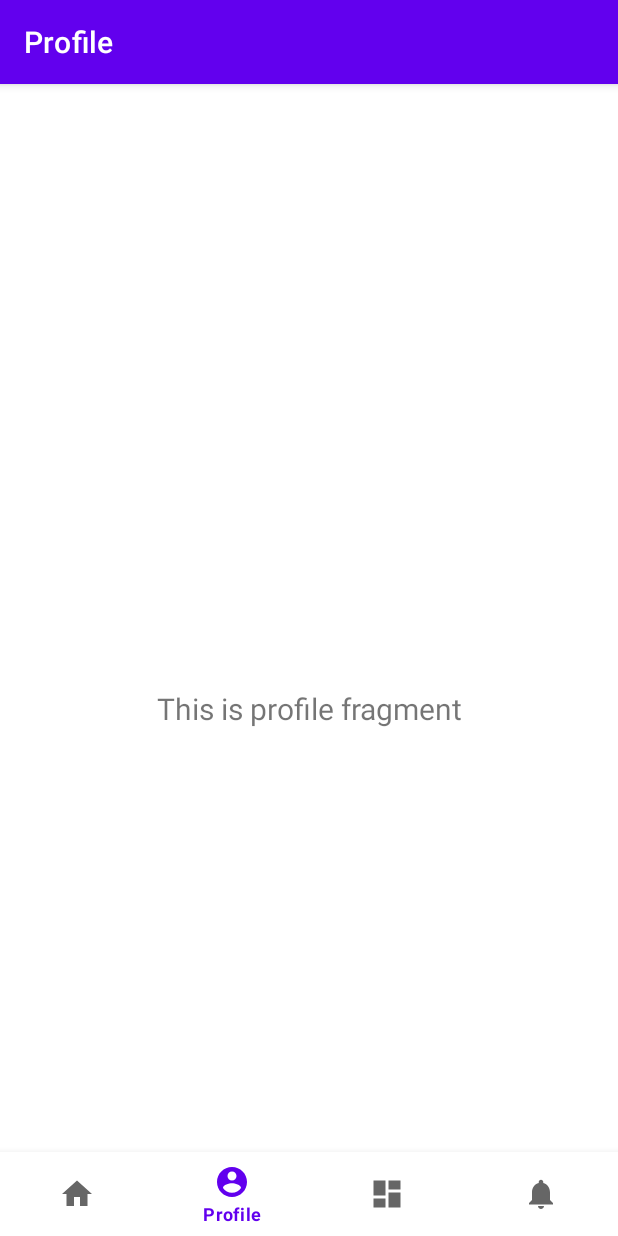
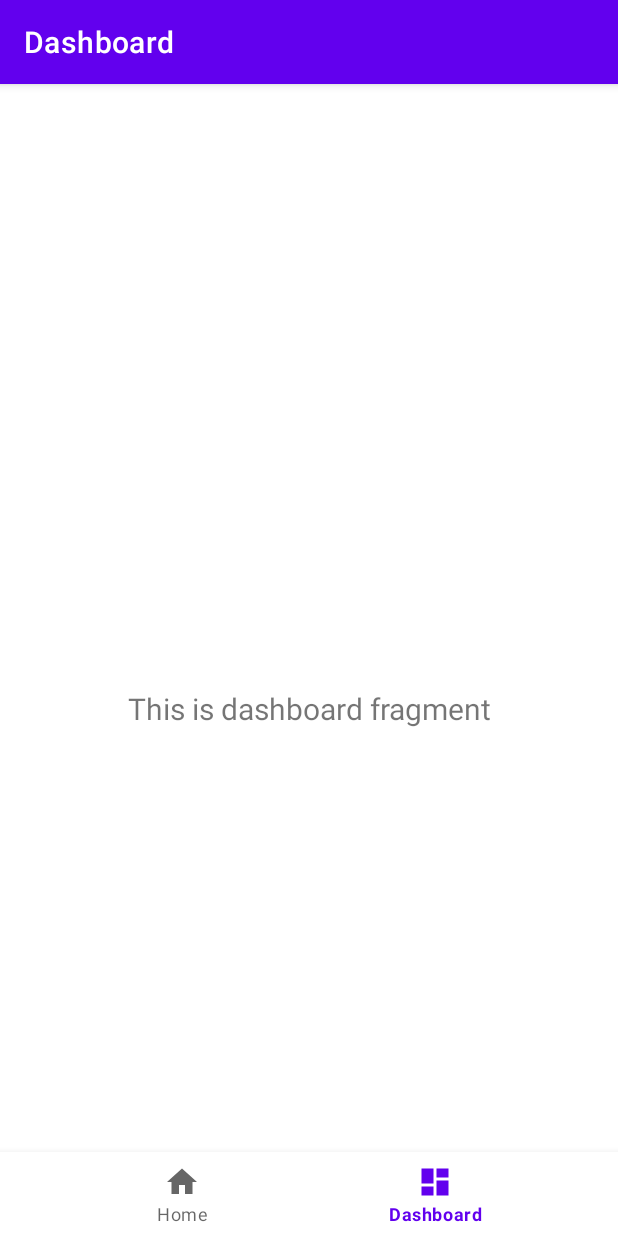
Before and after one commit to dldydgns/HurryUp, an Android app: the screen it shows after launch (MainActivity), item 2 of the bottom bar chosen, on a phone screen of 412 x 824 dp. Run offline under Robolectric (Android 15) with nearby library versions, the phone set to English and light mode, and no system bars; our stand-ins replace navigation-ui.

Commit message:
Modify Navbar 4 to 2 (Home, Dashboard)

```diff
--- a/app/src/main/java/com/example/hurryup/MainActivity.java
+++ b/app/src/main/java/com/example/hurryup/MainActivity.java
@@ -24,7 +24,7 @@ public class MainActivity extends AppCompatActivity {
         // Passing each menu ID as a set of Ids because each
         // menu should be considered as top level destinations.
         AppBarConfiguration appBarConfiguration = new AppBarConfiguration.Builder(
-                R.id.navigation_home, R.id.navigation_profile, R.id.navigation_dashboard, R.id.navigation_notifications)
+                R.id.navigation_home, R.id.navigation_dashboard)
                 .build();
         NavController navController = Navigation.findNavController(this, R.id.nav_host_fragment_activity_main);
         NavigationUI.setupActionBarWithNavController(this, navController, appBarConfiguration);
--- a/app/src/main/java/com/example/hurryup/ui/profile/ProfileFragment.java
+++ /dev/null
@@ -1,37 +0,0 @@
-package com.example.hurryup.ui.profile;
-
-import android.os.Bundle;
-import android.view.LayoutInflater;
-import android.view.View;
-import android.view.ViewGroup;
-import android.widget.TextView;
-
-import androidx.annotation.NonNull;
-import androidx.fragment.app.Fragment;
-import androidx.lifecycle.ViewModelProvider;
-
-import com.example.hurryup.databinding.FragmentProfileBinding;
-
-public class ProfileFragment extends Fragment {
-
-    private FragmentProfileBinding binding;
-
-    public View onCreateView(@NonNull LayoutInflater inflater,
-                         ViewGroup container, Bundle savedInstanceState){
-        ProfileViewModel notificationsViewModel =
-                new ViewModelProvider(this).get(ProfileViewModel.class);
-
-        binding = FragmentProfileBinding.inflate(inflater, container, false);
-        View root = binding.getRoot();
-
-        final TextView textView = binding.textProfile;
-        notificationsViewModel.getText().observe(getViewLifecycleOwner(), textView::setText);
-        return root;
-    }
-
-    @Override
-    public void onDestroyView() {
-        super.onDestroyView();
-        binding = null;
-    }
-}
--- a/app/src/main/java/com/example/hurryup/ui/profile/ProfileViewModel.java
+++ /dev/null
@@ -1,19 +0,0 @@
-package com.example.hurryup.ui.profile;
-
-import androidx.lifecycle.LiveData;
-import androidx.lifecycle.MutableLiveData;
-import androidx.lifecycle.ViewModel;
-
-public class ProfileViewModel extends ViewModel {
-
-    private final MutableLiveData<String> mText;
-
-    public ProfileViewModel() {
-        mText = new MutableLiveData<>();
-        mText.setValue("This is profile fragment");
-    }
-
-    public LiveData<String> getText() {
-        return mText;
-    }
-}
--- a/app/src/main/res/drawable/ic_notifications_black_24dp.xml
+++ /dev/null
@@ -1,9 +0,0 @@
-<vector xmlns:android="http://schemas.android.com/apk/res/android"
-    android:width="24dp"
-    android:height="24dp"
-    android:viewportWidth="24.0"
-    android:viewportHeight="24.0">
-    <path
-        android:fillColor="#FF000000"
-        android:pathData="M12,22c1.1,0 2,-0.9 2,-2h-4c0,1.1 0.89,2 2,2zM18,16v-5c0,-3.07 -1.64,-5.64 -4.5,-6.32L13.5,4c0,-0.83 -0.67,-1.5 -1.5,-1.5s-1.5,0.67 -1.5,1.5v0.68C7.63,5.36 6,7.92 6,11v5l-2,2v1h16v-1l-2,-2z" />
-</vector>
--- a/app/src/main/res/drawable/ic_profile_black_24dp.xml
+++ /dev/null
@@ -1,10 +0,0 @@
-<vector xmlns:android="http://schemas.android.com/apk/res/android"
-    android:width="24dp"
-    android:height="24dp"
-    android:viewportWidth="24"
-    android:viewportHeight="24"
-    android:tint="?attr/colorControlNormal">
-  <path
-      android:fillColor="@android:color/white"
-      android:pathData="M12,2C6.48,2 2,6.48 2,12s4.48,10 10,10 10,-4.48 10,-10S17.52,2 12,2zM12,5c1.66,0 3,1.34 3,3s-1.34,3 -3,3 -3,-1.34 -3,-3 1.34,-3 3,-3zM12,19.2c-2.5,0 -4.71,-1.28 -6,-3.22 0.03,-1.99 4,-3.08 6,-3.08 1.99,0 5.97,1.09 6,3.08 -1.29,1.94 -3.5,3.22 -6,3.22z"/>
-</vector>
--- a/app/src/main/res/layout/fragment_profile.xml
+++ /dev/null
@@ -1,22 +0,0 @@
-<?xml version="1.0" encoding="utf-8"?>
-<androidx.constraintlayout.widget.ConstraintLayout xmlns:android="http://schemas.android.com/apk/res/android"
-    xmlns:app="http://schemas.android.com/apk/res-auto"
-    xmlns:tools="http://schemas.android.com/tools"
-    android:layout_width="match_parent"
-    android:layout_height="match_parent"
-    tools:context=".ui.profile.ProfileFragment">
-
-    <TextView
-        android:id="@+id/text_profile"
-        android:layout_width="match_parent"
-        android:layout_height="wrap_content"
-        android:layout_marginStart="8dp"
-        android:layout_marginTop="8dp"
-        android:layout_marginEnd="8dp"
-        android:textAlignment="center"
-        android:textSize="20sp"
-        app:layout_constraintBottom_toBottomOf="parent"
-        app:layout_constraintEnd_toEndOf="parent"
-        app:layout_constraintStart_toStartOf="parent"
-        app:layout_constraintTop_toTopOf="parent" />
-</androidx.constraintlayout.widget.ConstraintLayout>
--- a/app/src/main/res/menu/bottom_nav_menu.xml
+++ b/app/src/main/res/menu/bottom_nav_menu.xml
@@ -7,18 +7,8 @@
         android:title="@string/title_home" />
 
     <item
-        android:id="@+id/navigation_profile"
-        android:icon="@drawable/ic_profile_black_24dp"
-        android:title="@string/title_profile" />
-
-    <item
         android:id="@+id/navigation_dashboard"
         android:icon="@drawable/ic_dashboard_black_24dp"
         android:title="@string/title_dashboard" />
 
-    <item
-        android:id="@+id/navigation_notifications"
-        android:icon="@drawable/ic_notifications_black_24dp"
-        android:title="@string/title_notifications" />
-
 </menu>
--- a/app/src/main/res/navigation/mobile_navigation.xml
+++ b/app/src/main/res/navigation/mobile_navigation.xml
@@ -12,19 +12,9 @@
         tools:layout="@layout/fragment_home" />
 
     <fragment
-        android:id="@+id/navigation_profile"
-        android:name="com.example.hurryup.ui.profile.ProfileFragment"
-        android:label="@string/title_profile"
-        tools:layout="@layout/fragment_profile" />
-    <fragment
         android:id="@+id/navigation_dashboard"
         android:name="com.example.hurryup.ui.dashboard.DashboardFragment"
         android:label="@string/title_dashboard"
         tools:layout="@layout/fragment_dashboard" />
 
-    <fragment
-        android:id="@+id/navigation_notifications"
-        android:name="com.example.hurryup.ui.notifications.NotificationsFragment"
-        android:label="@string/title_notifications"
-        tools:layout="@layout/fragment_notifications" />
 </navigation>
```
Also changed, not shown: app/src/main/java/com/example/hurryup/ui/notifications/NotificationsFragment.java (deleted, +0 -37 lines), app/src/main/java/com/example/hurryup/ui/notifications/NotificationsViewModel.java (deleted, +0 -19 lines), app/src/main/res/layout/fragment_notifications.xml (deleted, +0 -22 lines).
